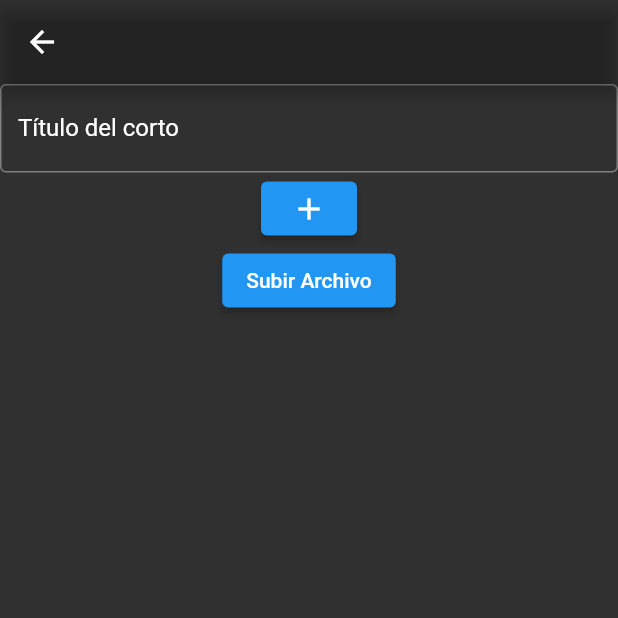
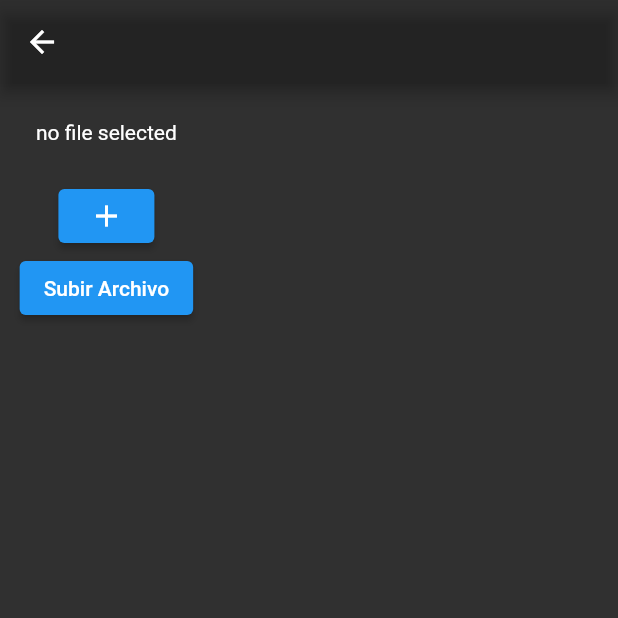
Before and after one commit to Jmenabc/Trabajo-Fin-de-grado, a Flutter app: the AddShortFormulary screen opened directly, after a tap on the "add" icon, on a phone screen of 412 x 824 dp, the top half of it. Run offline on Flutter 3.47's test engine with Material 2 defaults, Android fonts, the phone set to English and light mode, and no system bars; our stand-ins replace card_swiper, file_picker, firebase_auth, firebase_core, firebase_storage, flutter_markdown and 2 more; missing offline and left inert: fab_circular_menu; accounts and stored records are empty; network calls fail.

```diff
--- a/lib/controlers/login_controller.dart
+++ b/lib/controlers/login_controller.dart
@@ -4,6 +4,8 @@ import 'package:lions_film/tiles/logged_info_user.dart';
 import '../screens/login_screen.dart';
 
 class LoginController extends StatelessWidget {
+  const LoginController({Key? key}) : super(key: key);
+
   @override
   Widget build(BuildContext context) {
     return Scaffold(
--- /dev/null
+++ b/lib/providers/firebase_api.dart
@@ -0,0 +1,15 @@
+import 'dart:io';
+import 'dart:typed_data';
+
+import 'package:firebase_storage/firebase_storage.dart';
+
+class FirebaseApi {
+  static UploadTask? uploadFile(String destination,File file) {
+    try {
+      final ref = FirebaseStorage.instance.ref(destination);
+      return ref.putFile(file);
+    } on FirebaseException catch(e) {
+      return null;
+    }
+  }
+}
--- a/lib/screens/home_screen.dart
+++ b/lib/screens/home_screen.dart
@@ -54,7 +54,7 @@ class HomeScreen extends StatelessWidget {
                 title: const Text('Login'),
                 onTap: () {
                   Navigator.push(context,
-                      MaterialPageRoute(builder: (context) => LoginController()));
+                      MaterialPageRoute(builder: (context) => const LoginController()));
                 },
               ),
               const Divider(),
--- a/lib/tiles/add_short_formulary.dart
+++ b/lib/tiles/add_short_formulary.dart
@@ -1,7 +1,8 @@
 import 'dart:io';
 import 'package:file_picker/file_picker.dart';
+import 'package:firebase_storage/firebase_storage.dart';
 import 'package:flutter/material.dart';
-import 'package:image_picker/image_picker.dart';
+import 'package:lions_film/providers/firebase_api.dart';
 
 class AddShortFormulary extends StatefulWidget {
   const AddShortFormulary({Key? key}) : super(key: key);
@@ -11,32 +12,46 @@ class AddShortFormulary extends StatefulWidget {
 }
 
 class _AddShortFormularyState extends State<AddShortFormulary> {
+  File? file;
+  UploadTask? task;
+
   @override
   Widget build(BuildContext context) {
+    final fileName = file != null ? (file!.path) : "no file selected";
     return Scaffold(
       appBar: AppBar(),
       body: Form(
           child: Column(
         children: [
-          TextFormField(
-            decoration: const InputDecoration(
-              border: OutlineInputBorder(),
-              label: Text(
-                "Título del corto",
-                style: TextStyle(fontSize: 16, color: Colors.white),
-              ),
-            ),
-            cursorRadius: const Radius.circular(16),
+          Container(
+            padding: EdgeInsets.all(24),
+            child: Text(fileName),
           ),
           ElevatedButton(
               onPressed: () async {
-                final video = await FilePicker.platform.pickFiles();
-
+                FilePickerResult? result =
+                    await FilePicker.platform.pickFiles();
+                if (result == null) return;
+                final path = result.files.single.path;
+                setState(() {
+                  file = File(path!);
+                });
               },
               child: const Icon(Icons.add)),
-          ElevatedButton(onPressed: () {}, child: Text('Subir Archivo'))
+          ElevatedButton(onPressed: () {
+            uploadData();
+          }, child: Text('Subir Archivo'))
         ],
       )),
     );
   }
+
+  Future uploadData() async {
+    if (file == null) return "error";
+
+    final fileName = (file!.path);
+    final destination = 'files/$fileName';
+
+    FirebaseApi.uploadFile(destination,file!);
+  }
 }
--- a/pubspec.yaml
+++ b/pubspec.yaml
@@ -48,6 +48,7 @@ dependencies:
   fab_circular_menu: ^1.0.0
   image_picker: ^0.8.5
   file_picker: ^4.5.1
+  firebase_storage: ^10.2.13
 
 
 flutter_icons:
```
Also changed, not shown: lib/screens/shorts_screen.dart (+8 -1 lines), pubspec.lock.
